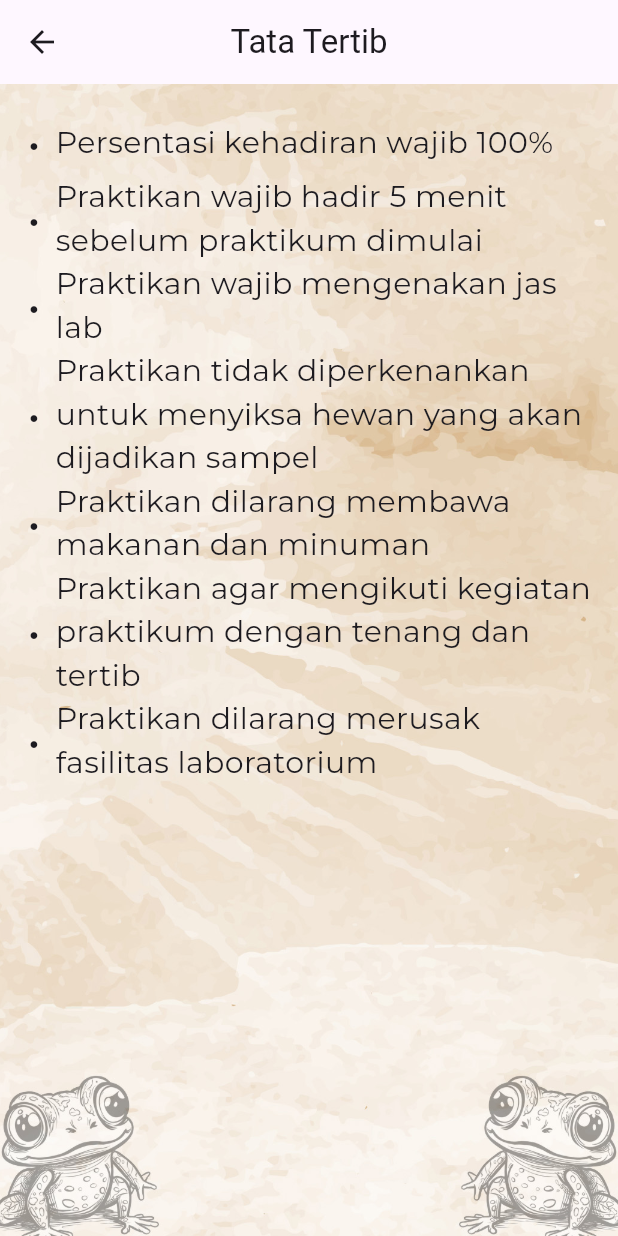
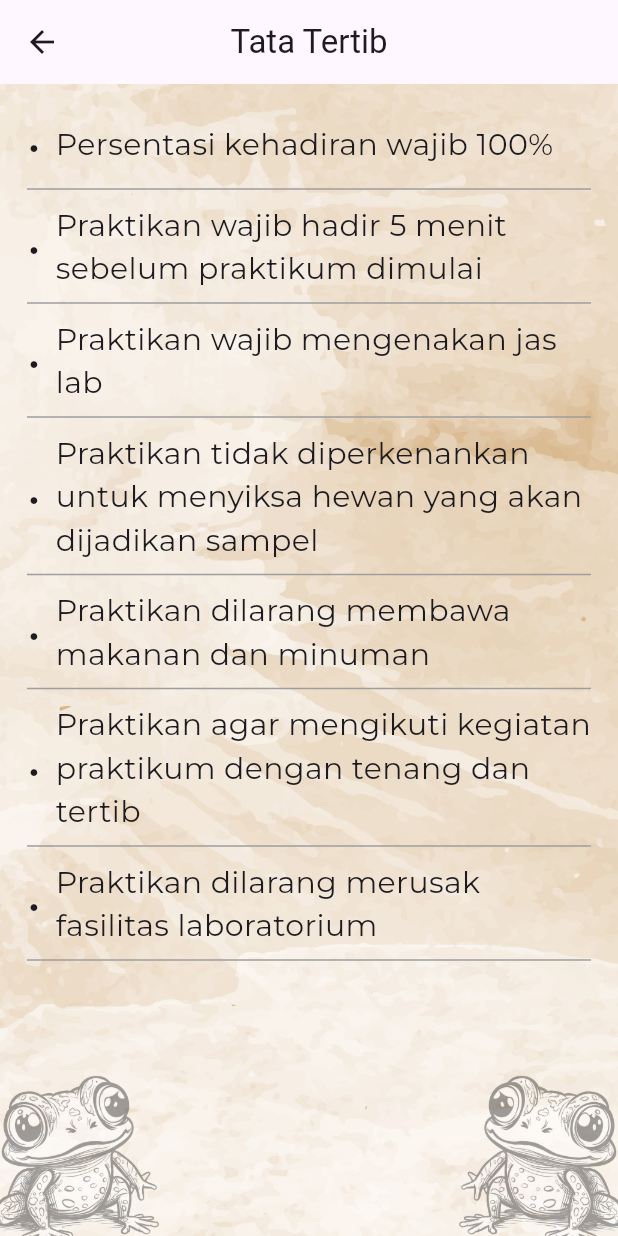
Before and after one commit to ashkhfi/TAKSAWANKU, a Flutter app: the Beranda screen opened directly, after a tap on "Tata Tertib", on a phone screen of 412 x 824 dp. Run offline on Flutter 3.47's test engine with Material 3 defaults, Android fonts, the phone set to English and light mode, and no system bars; our stand-ins replace carousel_slider, webview_flutter, youtube_player_flutter; missing offline and left inert: animated_introduction, syncfusion_flutter_pdfviewer; project files that could hold a hidden picture were left out.

```diff
--- a/lib/pages/ViewPDF.dart
+++ b/lib/pages/ViewPDF.dart
@@ -1,21 +1,16 @@
 import 'package:flutter/material.dart';
-import 'package:syncfusion_flutter_pdfviewer/pdfviewer.dart';
 
 class ViewPdf extends StatefulWidget {
   final String title;
   final String file;
 
-  // Perbaikan: Gunakan 'Key?' untuk memastikan dapat menerima nilai null
-  const ViewPdf({Key? key, required this.title, required this.file})
-      : super(key: key);
+  const ViewPdf({Key? key, required this.title, required this.file}) : super(key: key);
 
   @override
   _ViewPdfState createState() => _ViewPdfState();
 }
 
 class _ViewPdfState extends State<ViewPdf> {
-  @override
-  Widget build(BuildContext context) {
   List<String> tatib = [
     'Persentasi kehadiran wajib 100%',
     'Praktikan wajib hadir 5 menit sebelum praktikum dimulai',
@@ -33,53 +28,79 @@ class _ViewPdfState extends State<ViewPdf> {
     'Dideskripsikan masing-masing bagian yang teramati',
     'Lakukan identifikasi sampel tersebut dengan cara:',
     'abc',
-
-
   ];
 
-    String pengantar = 'Puji syukur atas kehadirat Allah SWT. yang telah memberikan rahmat serta hidayah-Nya sehingga aplikasi ini dapat dikembangkan hingga selesai. Aplikasi penuntun praktikum ini dibuat untuk memudahkan praktikan dalam melaksanakan kegiatan praktikum, baik di dalam laboratorium ataupun di lapangan\n\nPengembang berharap aplikasi ini dapat digunakan sebagaimana mestinya sesuai dengan tujuan dibuatnya aplikasi ini.Pengembang juga beharap ada yang meneruskan untuk mengembangkan aplikasi ini agar semakin baik sebagai penuntun praktikum';
+  String pengantar =
+      'Puji syukur atas kehadirat Allah SWT. yang telah memberikan rahmat serta hidayah-Nya sehingga aplikasi ini dapat dikembangkan hingga selesai. Aplikasi penuntun praktikum ini dibuat untuk memudahkan praktikan dalam melaksanakan kegiatan praktikum, baik di dalam laboratorium ataupun di lapangan\n\nPengembang berharap aplikasi ini dapat digunakan sebagaimana mestinya sesuai dengan tujuan dibuatnya aplikasi ini. Pengembang juga berharap ada yang meneruskan untuk mengembangkan aplikasi ini agar semakin baik sebagai penuntun praktikum';
 
   String tentang =
       "Aplikasi ini merupakan produk skripsi yang berjudul Pengembangan Penuntun Praktikum Taksonomi Hewan pada Materi Amphibia oleh mahasiswa Pendidikan Biologi angkatan 2018, yaitu Imam Adeanto Nugroho (A1C418007), dengan Dosen Pembimbing Skripsi I Dr. Agus Subagyo, S.Si., M.Si serta Dosen Pembimbing Skripsi II M. Erick Sanjaya, S.Pd., M.Pd.\n\nAplikasi ini diharapkan mampu menjadi penuntun praktikum yang layak digunakan pada kegiatan praktikum Taksonomi Hewan khususnya pada materi Amphibia. Kedepannya diharapkan ada yang meneruskan pengembangan penuntun praktikum ini agar dapat digunakan pada materi praktikum yang lain";
+
+  @override
+  Widget build(BuildContext context) {
     return Scaffold(
-      appBar: AppBar(centerTitle: true,title: Text(widget.title)),
+      appBar: AppBar(centerTitle: true, title: Text(widget.title)),
       backgroundColor: Colors.white,
       body: Container(
         padding: EdgeInsets.all(18),
-        decoration:  const BoxDecoration(image: DecorationImage(fit: BoxFit.cover,image: AssetImage('assets/bg.jpg'))),
+        decoration: const BoxDecoration(image: DecorationImage(fit: BoxFit.cover, image: AssetImage('assets/bg.jpg'))),
         child: Column(
           children: [
-            if (widget.title =='Tentang') Text(tentang,textAlign: TextAlign.justify ,style: TextStyle(fontSize: 18,),),
-            if (widget.title =='Pengantar') Text(pengantar,textAlign: TextAlign.justify ,style: TextStyle(fontSize: 18,),),
+            if (widget.title == 'Tentang') Text(tentang, textAlign: TextAlign.justify, style: TextStyle(fontSize: 18)),
+            if (widget.title == 'Pengantar') Text(pengantar, textAlign: TextAlign.justify, style: TextStyle(fontSize: 18)),
             Column(
-                children: widget.title == 'Tata Tertib'? tatib.map((strone){
-                return Row(
-                children:[
-                Text("\u2022", style: TextStyle(fontSize: (30)),), //bullet text
-                SizedBox(width: 10,), //space between bullet and text
+              children: widget.title == 'Tata Tertib'
+                  ? tatib
+                  .map(
+                    (strone) => Padding(
+                  padding: const EdgeInsets.symmetric(vertical: 1.0),
+                  child: Column(
+                    children: [
+                      Row(
+                        children: [
+                          Text("\u2022", style: TextStyle(fontSize: 30)), //bullet text
+                          SizedBox(width: 10), //space between bullet and text
                           Expanded(
-                child:Text(strone, style: TextStyle(fontSize: 20),), //text
-                )
-                ]
-                );
-                }
-            ).toList(): widget.title == 'Petunjuk'? petunjuk.map((strone){
-                  return Row(
-                      children:[
-                        Text("\u2022", style: TextStyle(fontSize: (30)),), //bullet text
-                        SizedBox(width: 10,), //space between bullet and text
-                        Expanded(
-                          child:Text(strone, style: TextStyle(fontSize: 20),), //text
-                        )
-                      ]
-                  );
-                }
-                ).toList(): [] ),
+                            child: Text(strone, style: TextStyle(fontSize: 20)),
+                          ), //text
                         ],
                       ),
-        // SfPdfViewer.asset(
-        //   widget.file,
-        // ),
+                      Divider(
+                        color: Colors.grey,
+                      ), //divider
+                    ],
+                  ),
+                ),
+              )
+                  .toList()
+                  : widget.title == 'Petunjuk'
+                  ? petunjuk
+                  .map(
+                    (strone) => Padding(
+                  padding: const EdgeInsets.symmetric(vertical: 1.0),
+                  child: Column(
+                    children: [
+                      Row(
+                        children: [
+                          Text("\u2022", style: TextStyle(fontSize: 30)), //bullet text
+                          SizedBox(width: 10), //space between bullet and text
+                          Expanded(
+                            child: Text(strone, style: TextStyle(fontSize: 20)),
+                          ), //text
+                        ],
+                      ),
+                      Divider(
+                        color: Colors.grey,
+                      ), //divider
+                    ],
+                  ),
+                ),
+              )
+                  .toList()
+                  : [],
+            ),
+          ],
+        ),
       ),
     );
   }
```
Also changed, not shown: lib/pages/Materi.dart (+20 -15 lines), lib/pages/intro.dart (+20 -14 lines), lib/pages/viewMateri.dart (+27 -10 lines), 2 other files. Lines whose indentation alone changed are shown as unchanged.
